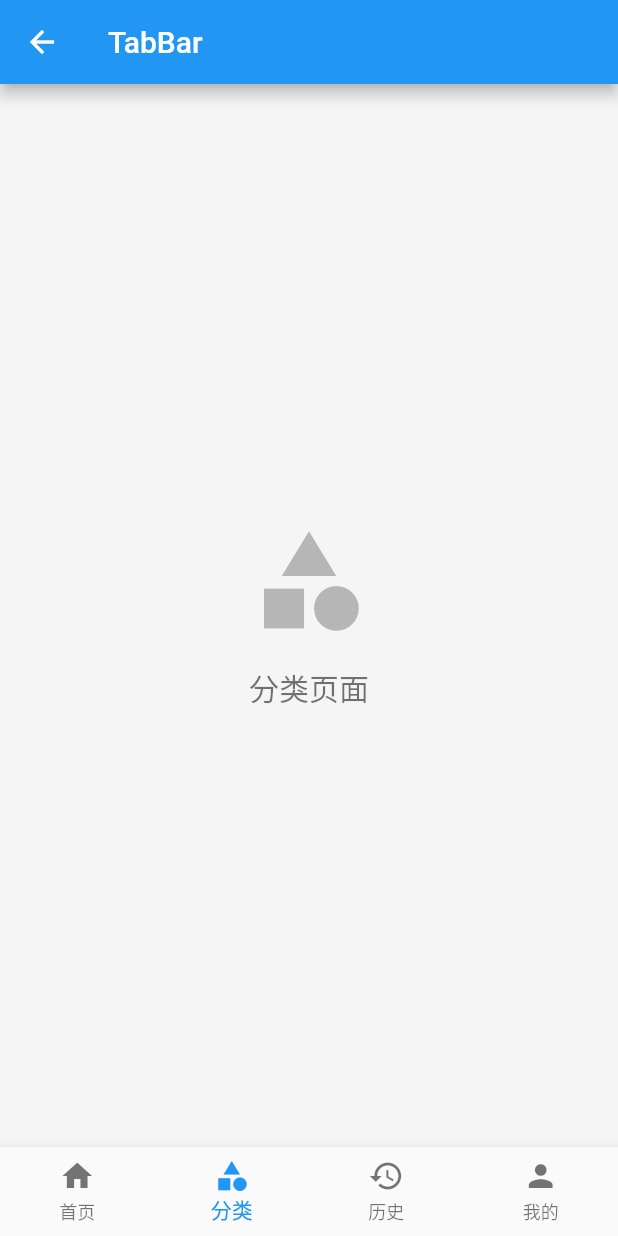
After one commit to dcq123/flutter-learn, a Flutter app: the MyBottomNavigationBar screen opened by its route, item 2 of the bottom bar chosen, on a phone screen of 412 x 824 dp. The commit adds this screen. Run offline on Flutter 3.47's test engine with Material 2 defaults, Android fonts, the phone set to English and light mode, and no system bars; our stand-ins replace fluttertoast; network calls fail.

Commit message:
底部tabbar

```diff
--- /dev/null
+++ b/lib/pages/bottom/tab/category.dart
@@ -0,0 +1,24 @@
+import 'package:flutter/material.dart';
+
+class CategoryFragment extends StatelessWidget {
+  const CategoryFragment({Key key}) : super(key: key);
+
+  @override
+  Widget build(BuildContext context) {
+    return Container(
+        width: double.infinity,
+        color: Colors.grey[100],
+        child: Column(
+            mainAxisAlignment: MainAxisAlignment.center,
+            children: <Widget>[
+              Icon(Icons.category, size: 80, color: Colors.black26),
+              SizedBox(
+                height: 16,
+              ),
+              Text(
+                "分类页面",
+                style: TextStyle(fontSize: 20, color: Colors.black54),
+              ),
+            ]));
+  }
+}
--- /dev/null
+++ b/lib/pages/bottom/tab_bar.dart
@@ -0,0 +1,52 @@
+import 'package:dcq_flutter/pages/bottom/tab/category.dart';
+import 'package:dcq_flutter/pages/bottom/tab/history.dart';
+import 'package:dcq_flutter/pages/bottom/tab/home.dart';
+import 'package:dcq_flutter/pages/bottom/tab/my.dart';
+import 'package:flutter/material.dart';
+
+class MyBottomNavigationBar extends StatefulWidget {
+  MyBottomNavigationBar({Key key}) : super(key: key);
+
+  @override
+  _MyBottomNavigationBarState createState() => _MyBottomNavigationBarState();
+}
+
+class _MyBottomNavigationBarState extends State<MyBottomNavigationBar> {
+  int _currentIndex = 0;
+
+  var fragmentList = [
+    HomeFragment(),
+    CategoryFragment(),
+    HistoryFragment(),
+    MyFragment()
+  ];
+
+// 点击Tab的事件处理
+  void _onTapHandler(int index) {
+    setState(() {
+      _currentIndex = index;
+    });
+  }
+
+  @override
+  Widget build(BuildContext context) {
+    return Scaffold(
+      appBar: AppBar(
+        title: Text("TabBar"),
+      ),
+      body: fragmentList[_currentIndex],
+      bottomNavigationBar: BottomNavigationBar(
+        type: BottomNavigationBarType.fixed,
+        currentIndex: _currentIndex,
+        onTap: _onTapHandler,
+        items: [
+          BottomNavigationBarItem(icon: Icon(Icons.home), title: Text("首页")),
+          BottomNavigationBarItem(
+              icon: Icon(Icons.category), title: Text("分类")),
+          BottomNavigationBarItem(icon: Icon(Icons.history), title: Text("历史")),
+          BottomNavigationBarItem(icon: Icon(Icons.person), title: Text("我的")),
+        ],
+      ),
+    );
+  }
+}
--- a/lib/routers/routers.dart
+++ b/lib/routers/routers.dart
@@ -2,10 +2,12 @@ import '../pages/base/BaseWidget.dart';
 import '../main.dart' show MyHomePage;
 import '../pages/list/BaseListPage.dart';
 import '../pages/tabbar/tab_bar_page.dart';
+import '../pages/bottom/tab_bar.dart';
 
 final routers = {
   "home": (context) => MyHomePage(title: "主页"),
   "base/widget": (context) => BaseWidgetPage(),
   "list/base": (context) => BaseListPage(),
-  "tab/index": (context) => TabBarPage()
+  "tab/index": (context) => TabBarPage(),
+  "nav/bar": (context) => MyBottomNavigationBar()
 };
```
Also changed, not shown: lib/main.dart (+56 -39 lines), lib/pages/bottom/tab/history.dart (added, +24 -0 lines), lib/pages/bottom/tab/home.dart (added, +12 -0 lines), lib/pages/bottom/tab/my.dart (added, +24 -0 lines), lib/pages/list/BaseListPage.dart (+18 -9 lines).
